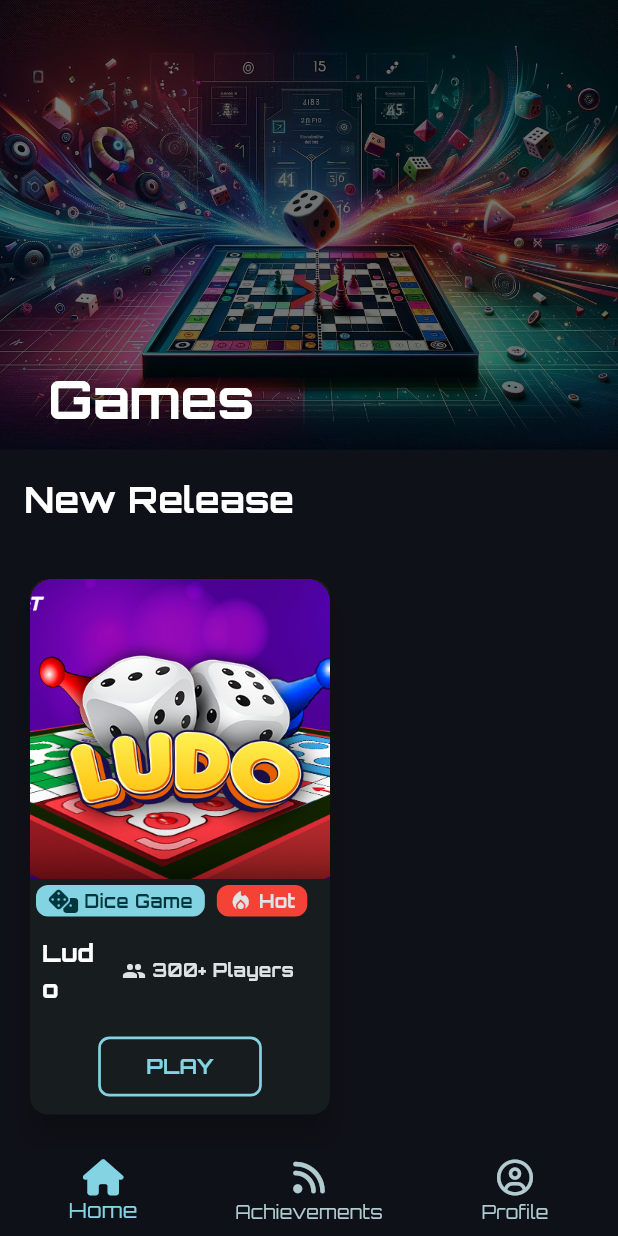
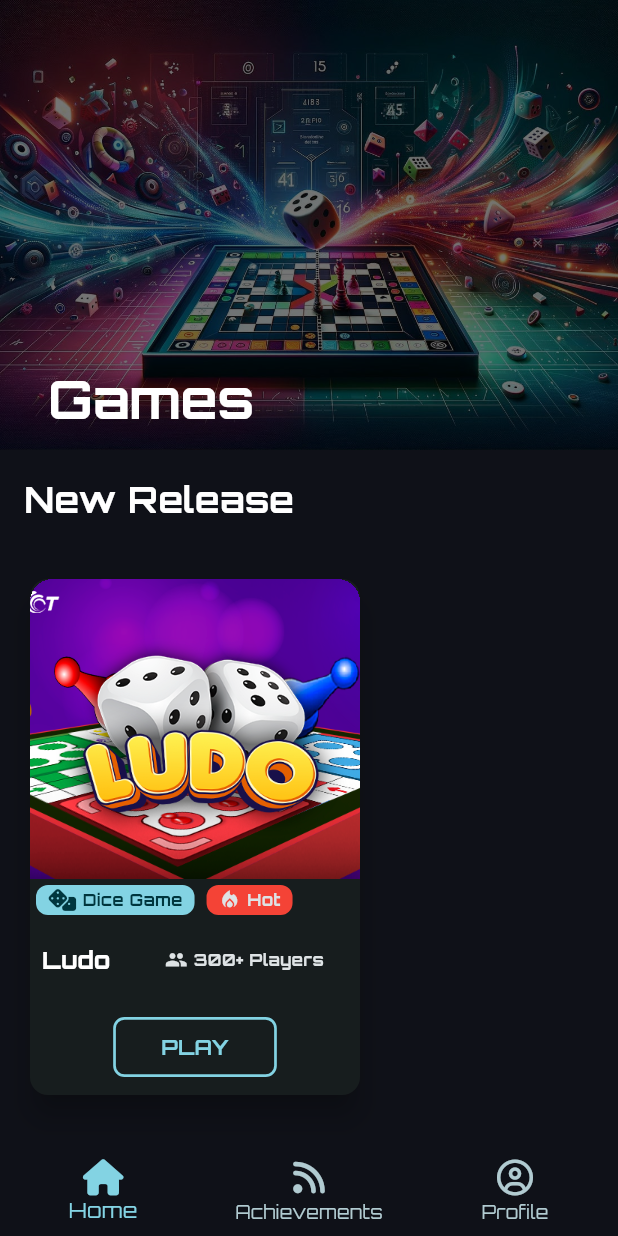
Before and after one commit to akintewe/themarquis-app, a Flutter app: the screen it shows after launch, on a phone screen of 412 x 824 dp. Run offline on Flutter 3.47's test engine with Material 3 defaults, Android fonts, the phone set to English and light mode, and no system bars; our stand-ins replace flutter_animate, flutter_riverpod, flutter_svg, font_awesome_flutter, freezed_annotation, google_fonts and 4 more; missing offline and left inert: flame, flame_riverpod; accounts and stored records are empty; generated files the repository leaves out were written again.

Commit message:
changes of hy

```diff
--- a/lib/screens/home_screen.dart
+++ b/lib/screens/home_screen.dart
@@ -172,7 +172,7 @@ class GameCard extends StatelessWidget {
         elevation: 8,
         child: Container(
           decoration: BoxDecoration(borderRadius: BorderRadius.circular(15)),
-          width: 200,
+          width: 220,
           clipBehavior: Clip.hardEdge,
           child: Column(
             mainAxisSize: MainAxisSize.min,
@@ -181,7 +181,7 @@ class GameCard extends StatelessWidget {
                 clipBehavior: Clip.hardEdge,
                 child: Image.asset(
                   imagePath,
-                  width: 200,
+                  width: 220,
                   height: 200,
                   fit: BoxFit.cover,
                 ),
@@ -307,17 +307,18 @@ class MyChip extends StatelessWidget {
               color: isLightColor
                   ? Theme.of(context).colorScheme.onPrimary
                   : Theme.of(context).colorScheme.onSurface,
-              size: 16,
+              size: 15,
             ),
           ),
           Text(
             title,
             style: TextStyle(
-                color: isLightColor
-                    ? Theme.of(context).colorScheme.onPrimary
-                    : Theme.of(context).colorScheme.onSurface,
-                fontSize: 12,
-                fontWeight: FontWeight.bold),
+              color: isLightColor
+                  ? Theme.of(context).colorScheme.onPrimary
+                  : Theme.of(context).colorScheme.onSurface,
+              fontSize: 11,
+              fontWeight: FontWeight.bold,
+            ),
           ),
         ],
       ),
```
Also changed, not shown: lib/games/ludo/screens/welcome_screen.dart (+36 -10 lines), pubspec.lock.
